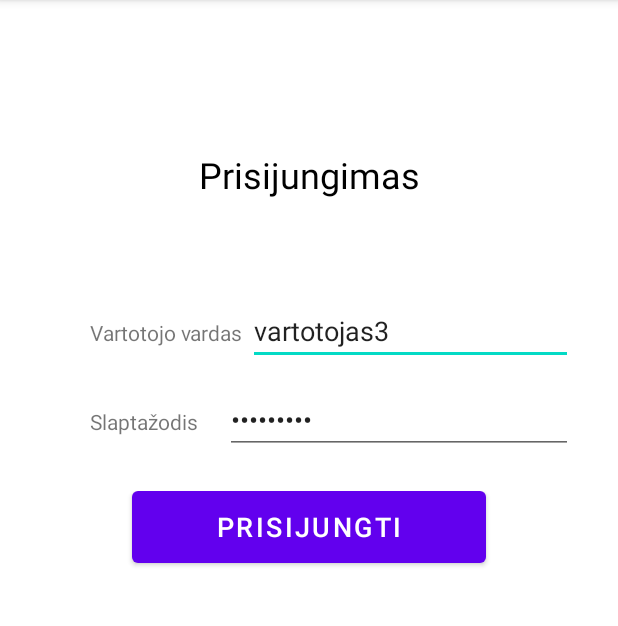
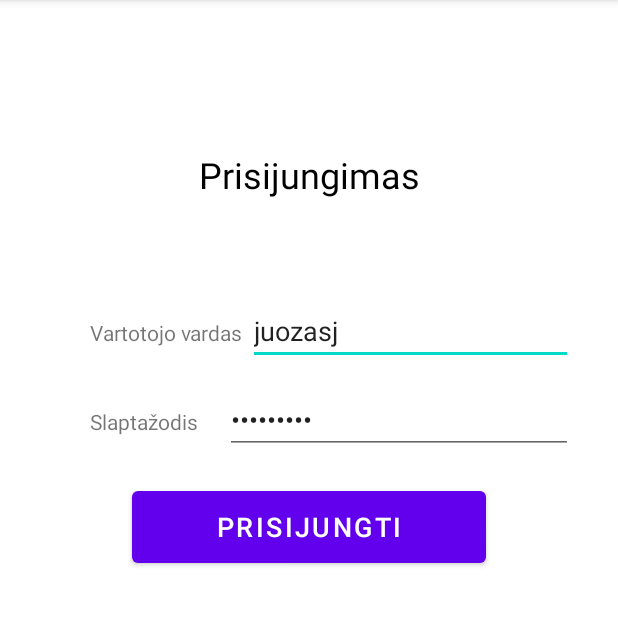
Before and after one commit to kamileinc/SustainableApp, an Android app: the screen it shows after launch (LoginActivity), on a phone screen of 412 x 824 dp, the part 84-710 px from its top. Run offline under Robolectric (Android 15) with nearby library versions, the phone set to English and light mode, and no system bars.

Commit message:
2021-05-02 pakeitimai, clean code

```diff
--- a/app/src/main/java/com/example/sustainableapp/views/ProfileFragment.java
+++ b/app/src/main/java/com/example/sustainableapp/views/ProfileFragment.java
@@ -2,13 +2,11 @@ package com.example.sustainableapp.views;
 
 import android.graphics.Bitmap;
 import android.os.Bundle;
-
 import androidx.annotation.NonNull;
 import androidx.annotation.Nullable;
 import androidx.fragment.app.Fragment;
 import androidx.fragment.app.FragmentTransaction;
 import android.os.Handler;
-import android.util.Log;
 import android.view.LayoutInflater;
 import android.view.View;
 import android.view.ViewGroup;
@@ -120,7 +118,6 @@ public class ProfileFragment extends Fragment {
         }
     }
     public static void checkPhotoReturned(Bitmap bmp) {
-        Log.i("mano", "radom:" + photoReturned);
         bitmap = bmp;
         photoReturned.setBoo(true);
         photoReturned.getListener().onChange();
--- a/app/src/main/res/values/strings.xml
+++ b/app/src/main/res/values/strings.xml
@@ -34,7 +34,7 @@
     <string name="toLogin">Prisijungti</string>
     <string name="toRegister">Užsiregistruoti</string>
     <string name="password">Slaptažodis</string>
-    <string name="usernamePlaceholder">vartotojas3</string>
+    <string name="usernamePlaceholder">juozasj</string>
     <string name="passwordPlaceholder">123456aZ*</string>
     <string name="firstName">Vardas</string>
     <string name="lastName">Pavardė</string>
```
